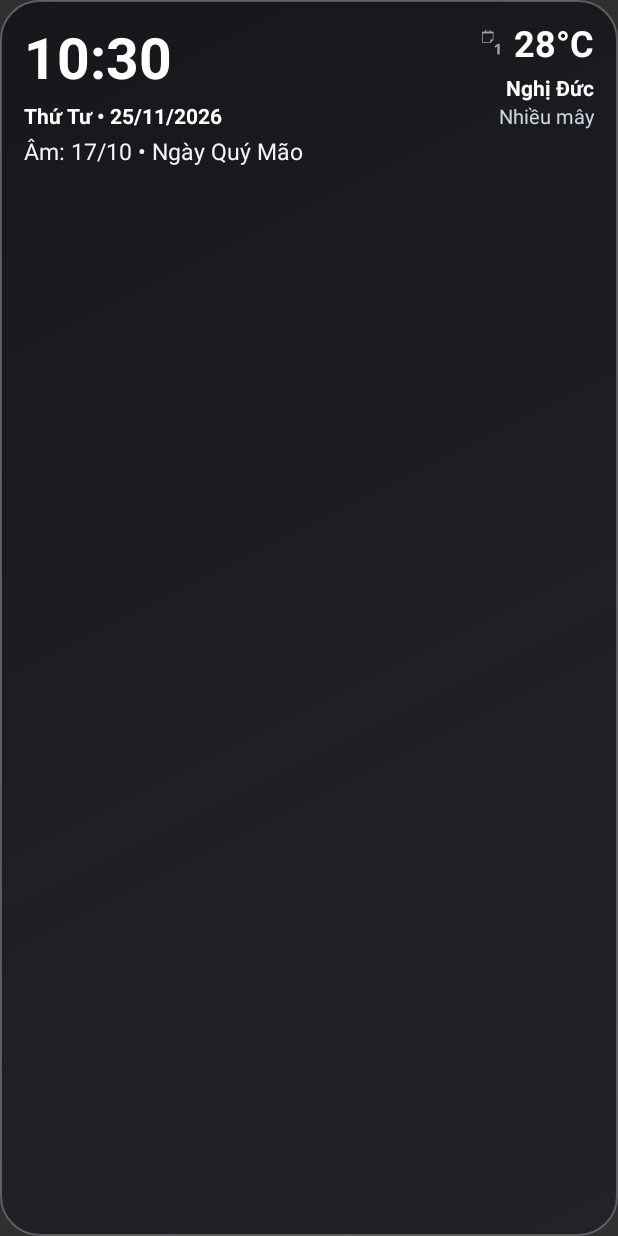
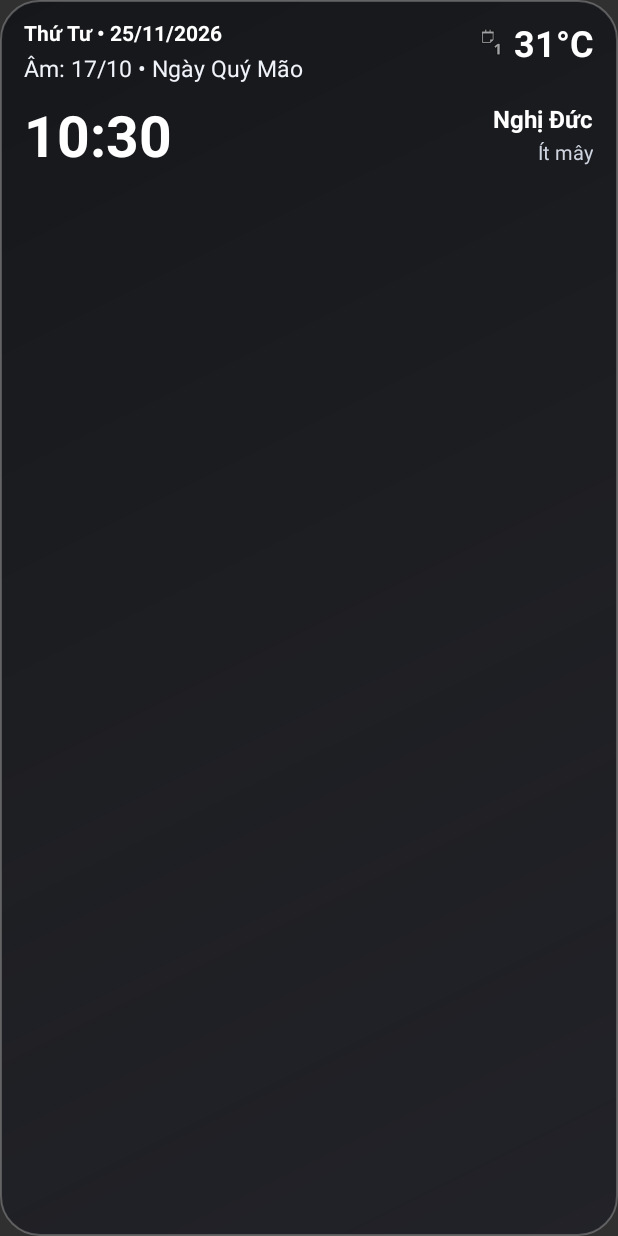
Before and after one commit to duynghiduc2000-vn/ThoiTietVaAmLich, an Android app built with Jetpack Compose: the layout widget_layout_4x4.xml on its own in the app's theme, with its tools: preview values and no code run, on a phone screen of 412 x 824 dp. Run offline under Robolectric (Android 15) with nearby library versions, the phone set to English and light mode, and no system bars.

Commit message:
Update widget_layout_4x4.xml

```diff
--- a/app/src/main/res/layout/widget_layout_4x4.xml
+++ b/app/src/main/res/layout/widget_layout_4x4.xml
@@ -15,7 +15,7 @@
         android:gravity="top"
         android:orientation="vertical">
 
-        <!-- Khối trên -->
+        <!-- Khối trên: Thứ, Âm lịch (trái) + Nhiệt độ (phải) -->
         <LinearLayout
             android:layout_width="match_parent"
             android:layout_height="wrap_content"
@@ -26,27 +26,13 @@
             <LinearLayout
                 android:layout_width="0dp"
                 android:layout_height="wrap_content"
-                android:layout_weight="1.25"
+                android:layout_weight="1.3"
                 android:orientation="vertical">
-
-                <TextClock
-                    android:id="@+id/clock_main"
-                    android:layout_width="wrap_content"
-                    android:layout_height="wrap_content"
-                    android:ellipsize="end"
-                    android:fontFamily="sans-serif"
-                    android:format12Hour="HH:mm"
-                    android:format24Hour="HH:mm"
-                    android:maxLines="1"
-                    android:textColor="#FFFFFF"
-                    android:textSize="38sp"
-                    android:textStyle="bold" />
 
                 <TextView
                     android:id="@+id/tv_solar_date"
                     android:layout_width="wrap_content"
                     android:layout_height="wrap_content"
-                    android:layout_marginTop="4dp"
                     android:fontFamily="sans-serif"
                     android:text="Thứ Tư • 25/11/2026"
                     android:textColor="#FFFFFF"
@@ -69,14 +55,8 @@
             <LinearLayout
                 android:layout_width="0dp"
                 android:layout_height="wrap_content"
-                android:layout_weight="0.85"
-                android:gravity="end|top"
-                android:orientation="vertical">
-
-                <LinearLayout
-                    android:layout_width="wrap_content"
-                    android:layout_height="wrap_content"
-                    android:gravity="center_vertical"
+                android:layout_weight="0.8"
+                android:gravity="end|center_vertical"
                 android:orientation="horizontal">
 
                 <ImageView
@@ -92,29 +72,64 @@
                     android:layout_width="wrap_content"
                     android:layout_height="wrap_content"
                     android:fontFamily="sans-serif"
-                        android:text="28°C"
+                    android:text="31°C"
                     android:textColor="#FFFFFF"
                     android:textSize="24sp"
                     android:textStyle="bold" />
             </LinearLayout>
+        </LinearLayout>
+
+        <!-- Khối giữa: Đồng hồ (trái) ngang hàng Tên địa điểm + Mô tả thời tiết (phải) -->
+        <LinearLayout
+            android:layout_width="match_parent"
+            android:layout_height="wrap_content"
+            android:layout_marginTop="8dp"
+            android:baselineAligned="false"
+            android:gravity="center_vertical"
+            android:orientation="horizontal">
+
+            <TextClock
+                android:id="@+id/clock_main"
+                android:layout_width="0dp"
+                android:layout_height="wrap_content"
+                android:layout_weight="1.25"
+                android:ellipsize="end"
+                android:fontFamily="sans-serif"
+                android:format12Hour="HH:mm"
+                android:format24Hour="HH:mm"
+                android:maxLines="1"
+                android:textColor="#FFFFFF"
+                android:textSize="38sp"
+                android:textStyle="bold" />
+
+            <LinearLayout
+                android:layout_width="0dp"
+                android:layout_height="wrap_content"
+                android:layout_weight="0.9"
+                android:gravity="end|center_vertical"
+                android:orientation="vertical">
 
                 <TextView
                     android:id="@+id/tv_location"
                     android:layout_width="wrap_content"
                     android:layout_height="wrap_content"
-                    android:layout_marginTop="4dp"
+                    android:ellipsize="end"
                     android:fontFamily="sans-serif"
+                    android:maxLines="1"
                     android:text="Nghị Đức"
                     android:textColor="#FFFFFF"
-                    android:textSize="14sp"
+                    android:textSize="16sp"
                     android:textStyle="bold" />
 
                 <TextView
                     android:id="@+id/tv_weather_desc"
                     android:layout_width="wrap_content"
                     android:layout_height="wrap_content"
+                    android:layout_marginTop="2dp"
+                    android:ellipsize="end"
                     android:fontFamily="sans-serif"
-                    android:text="Nhiều mây"
+                    android:maxLines="1"
+                    android:text="Ít mây"
                     android:textColor="#CFD5E0"
                     android:textSize="13sp" />
             </LinearLayout>
```
Lines whose indentation alone changed are shown as unchanged.
